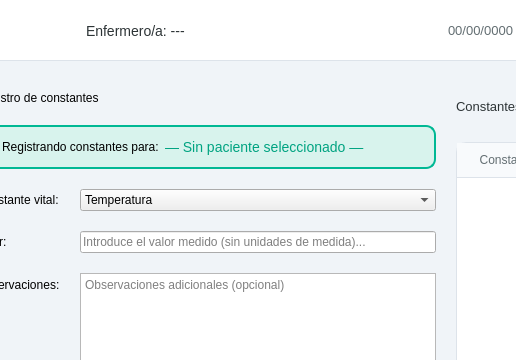
hgarcg04/software-engineering, file src/vista/Ui/VistaEnfermero.ui: the form before one commit; both pictures show x 254 to 770 and y 0 to 360 of the 1200 by 800 pixel window.
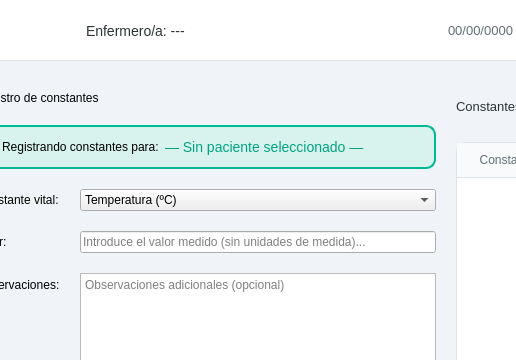
The form after the commit. The open tabs and pages were chosen to show the change.

The edit to the form file:
```diff
--- a/src/vista/Ui/VistaEnfermero.ui
+++ b/src/vista/Ui/VistaEnfermero.ui
@@ -809,7 +809,7 @@
                <widget class="QComboBox" name="combo_constante">
                 <item>
                  <property name="text">
-                  <string>Temperatura</string>
+                  <string>Temperatura (ºC)</string>
                  </property>
                 </item>
                 <item>
```
Left out of the diff: 13 changed lines with no effect on the pictures.
